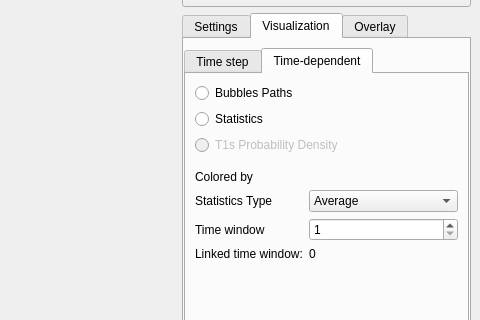
Before: the Qt Designer form MainWindow.ui in danlipsa/foamvis, drawn with Qt 5; both pictures show x 563 to 1043 and y 178 to 498 of the 1043 by 596 pixel window.
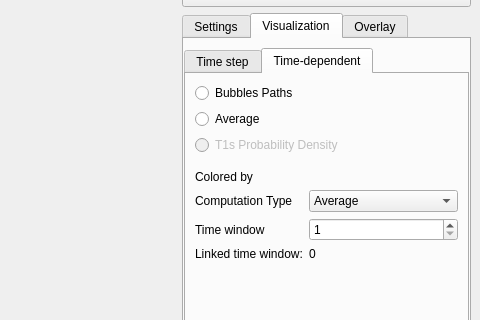
After: the same form once the commit is applied. The open tabs and pages were chosen to show the change. Custom widgets are drawn as their Qt base class.

Patch:
```diff
--- a/MainWindow.ui
+++ b/MainWindow.ui
@@ -1675,7 +1675,7 @@
                <item>
                 <widget class="QRadioButton" name="radioButtonFacesStatistics">
                  <property name="text">
-                  <string>Statistics</string>
+                  <string>Average</string>
                  </property>
                  <attribute name="buttonGroup">
                   <string>buttonGroupViewType</string>
@@ -1856,7 +1856,7 @@
                    <item row="1" column="0">
                     <widget class="QLabel" name="label_22">
                      <property name="text">
-                      <string>Statistics Type</string>
+                      <string>Computation Type</string>
                      </property>
                     </widget>
                    </item>
@@ -2394,6 +2394,11 @@
   </action>
  </widget>
  <customwidgets>
+  <customwidget>
+   <class>QVTKWidget</class>
+   <extends>QWidget</extends>
+   <header>QVTKWidget.h</header>
+  </customwidget>
   <customwidget>
    <class>GLWidget</class>
    <extends>QWidget</extends>
```
Left out of the diff: 233 changed lines with no effect on the pictures.
